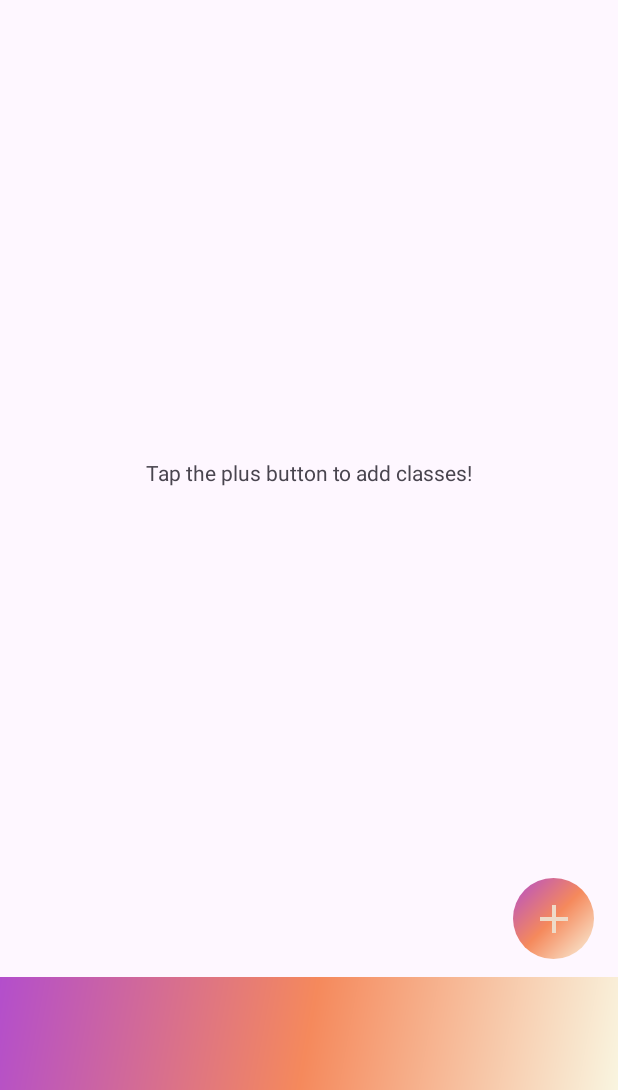
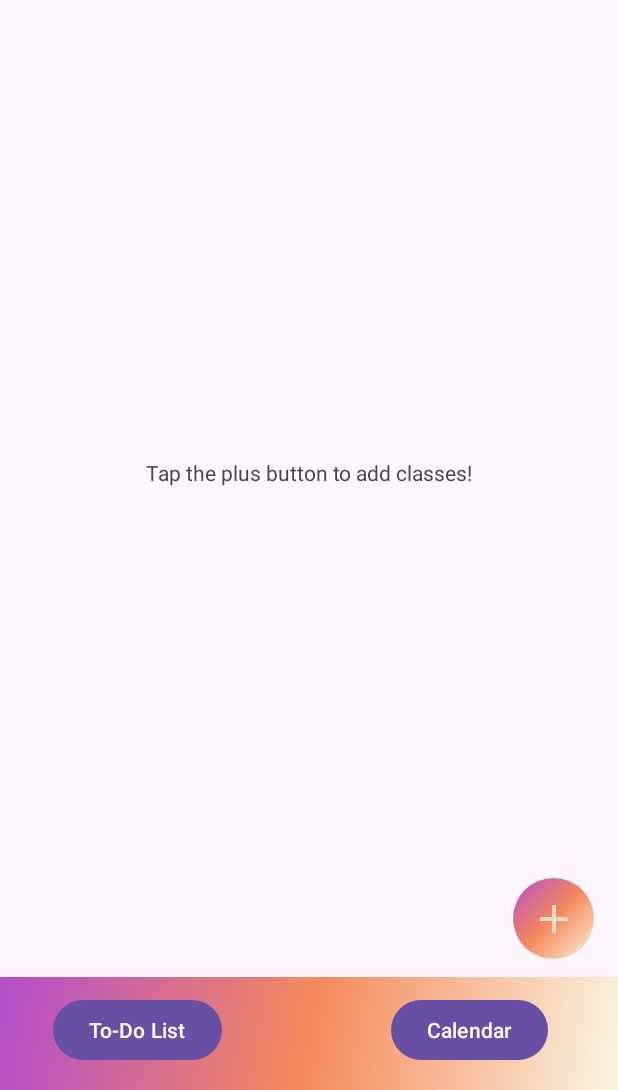
Before and after one commit to rcarver3/College-Scheduler, an Android app built with Jetpack Compose: the screen it shows after launch (MainActivity), on a phone screen of 412 x 824 dp, the part 146-1236 px from its top. Run offline under Robolectric (Android 15) with nearby library versions, the light colour scheme and no system bars.

Commit message:
Made two buttons - "to Do List" and "Calendar", added them to the manifest file and the main activity file

```diff
--- a/app/src/main/java/com/example/collegescheduler/MainActivity.java
+++ b/app/src/main/java/com/example/collegescheduler/MainActivity.java
@@ -28,6 +28,10 @@ public class MainActivity extends AppCompatActivity implements RecyclerViewInter
     ImageButton addBtn;
     TextView addClasses;
 
+    Button toDoPageBtn;
+
+    Button calendarBtn;
+
     @Override
     protected void onCreate(Bundle savedInstanceState) {
         super.onCreate(savedInstanceState);
@@ -54,6 +58,27 @@ public class MainActivity extends AppCompatActivity implements RecyclerViewInter
                 classModels, this);
         recyclerView.setAdapter(adapter);
         recyclerView.setLayoutManager(new LinearLayoutManager(this));
+
+        toDoPageBtn = findViewById(R.id.toDoPageBtn);
+        toDoPageBtn.setOnClickListener(new View.OnClickListener() {
+            @Override
+            public void onClick(View v) {
+                Intent intent = new Intent(MainActivity.this, ToDoListFr.class);
+                startActivity(intent);
+            }
+        });
+
+        calendarBtn = findViewById(R.id.calendarBtn);
+        calendarBtn.setOnClickListener(new View.OnClickListener() {
+            @Override
+            public void onClick(View view) {
+                Intent intent = new Intent(MainActivity.this, CalendarModel.class);
+                startActivity(intent);
+            }
+        });
+
+
+
     }
 
     private void addClassModel() {
--- a/app/src/main/res/layout/activity_main.xml
+++ b/app/src/main/res/layout/activity_main.xml
@@ -59,6 +59,30 @@ tools:context=".MainActivity">
             app:layout_constraintTop_toTopOf="parent"
             app:layout_constraintVertical_bias="0.552" />
 
+        <Button
+            android:id="@+id/toDoPageBtn"
+            android:layout_width="wrap_content"
+            android:layout_height="wrap_content"
+            android:text="To-Do List"
+            app:layout_constraintBottom_toBottomOf="parent"
+            app:layout_constraintEnd_toEndOf="parent"
+            app:layout_constraintHorizontal_bias="0.119"
+            app:layout_constraintStart_toStartOf="parent"
+            app:layout_constraintTop_toBottomOf="@id/add_btn"
+            app:layout_constraintVertical_bias="0.589" />
+
+        <Button
+            android:id="@+id/calendarBtn"
+            android:layout_width="wrap_content"
+            android:layout_height="wrap_content"
+            android:text="Calendar"
+            app:layout_constraintBottom_toBottomOf="parent"
+            app:layout_constraintEnd_toEndOf="parent"
+            app:layout_constraintHorizontal_bias="0.849"
+            app:layout_constraintStart_toStartOf="parent"
+            app:layout_constraintTop_toBottomOf="@id/add_btn"
+            app:layout_constraintVertical_bias="0.589" />
+
 
     </androidx.constraintlayout.widget.ConstraintLayout>
 
@@ -82,4 +106,5 @@ tools:context=".MainActivity">
         app:layout_anchor="@+id/toolbar"
         app:layout_anchorGravity="center" />
 
+
 </androidx.coordinatorlayout.widget.CoordinatorLayout>
--- /dev/null
+++ b/app/src/main/res/values/ids.xml
@@ -0,0 +1,4 @@
+<?xml version="1.0" encoding="utf-8"?>
+<resources>
+    <item name="profClassesBtn" type="id" />
+</resources>
```
Also changed, not shown: app/src/main/AndroidManifest.xml (+5 -28 lines), app/src/main/java/com/example/collegescheduler/ui/theme/Color.kt (added, +11 -0 lines), app/src/main/java/com/example/collegescheduler/ui/theme/Theme.kt (added, +70 -0 lines), app/src/main/java/com/example/collegescheduler/ui/theme/Type.kt (added, +34 -0 lines), app/src/main/java/com/example/collegescheduler/ui/ui/theme/Color.kt (added, +11 -0 lines), app/src/main/java/com/example/collegescheduler/ui/ui/theme/Theme.kt (added, +70 -0 lines), app/src/main/java/com/example/collegescheduler/ui/ui/theme/Type.kt (added, +34 -0 lines).
